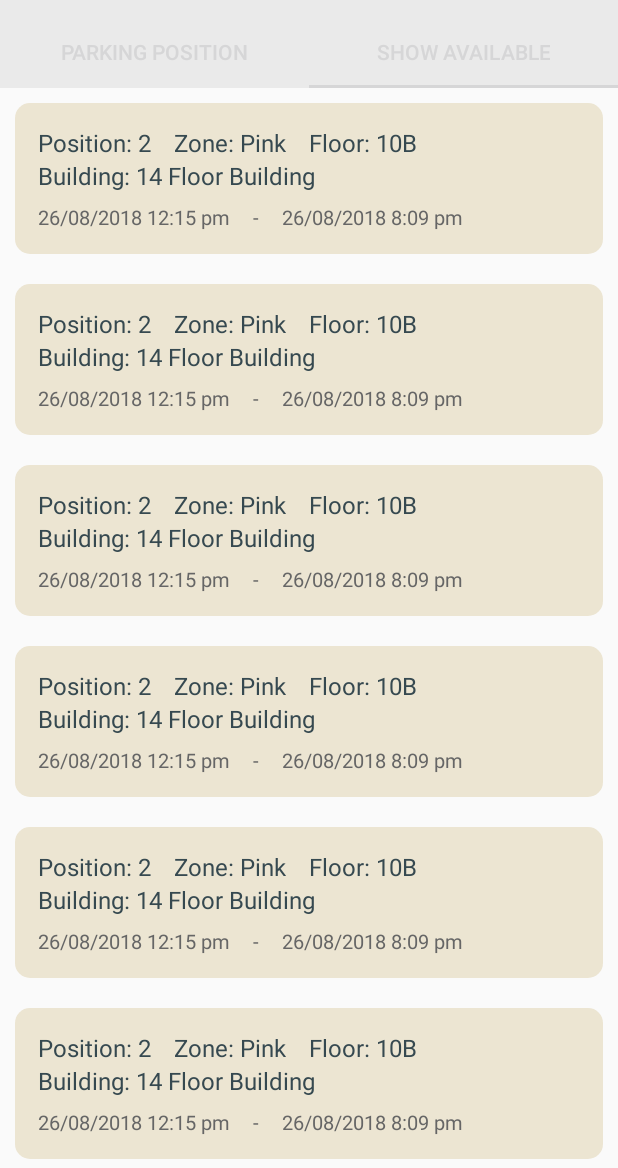
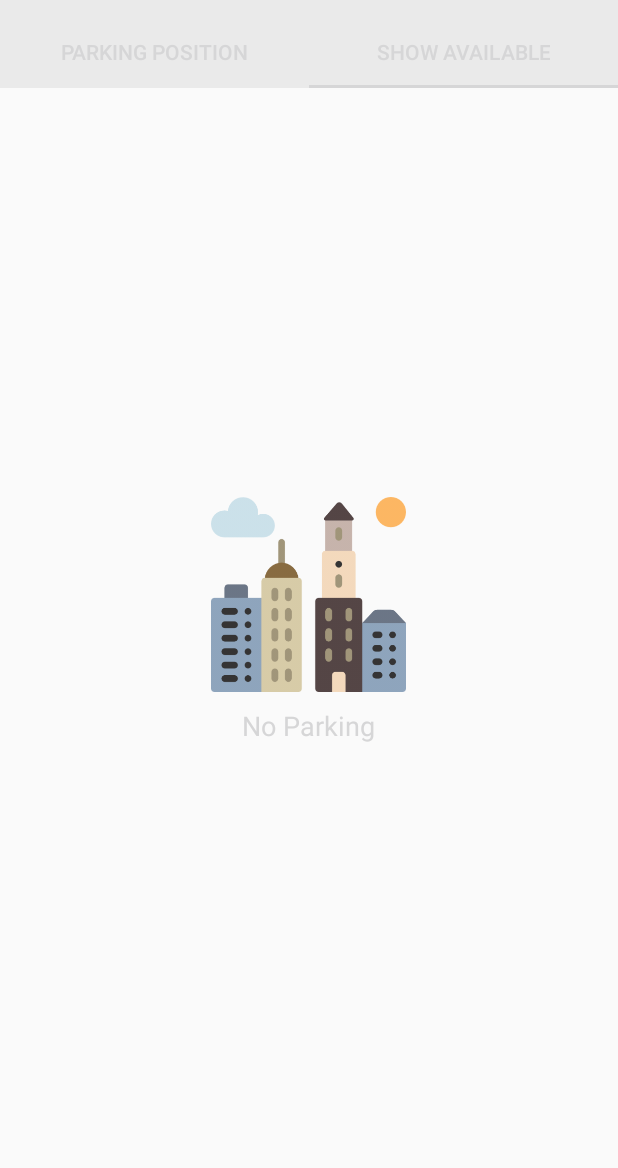
Before and after one commit to harajuku789/Parka, an Android app: the HomeFragment screen opened directly, with no data from a screen before it, tab 2 chosen, on a phone screen of 412 x 824 dp, the part 68-1236 px from its top. Run offline under Robolectric (Android 15) with nearby library versions, the phone set to English and light mode, and no system bars; libraries missing offline, so code that uses them is left out: libs.mjn.prettydialog.

Commit message:
created fragment.xml for design but not create that fragment.java - add design home and status are no parking - add design home and status are parked

```diff
--- /dev/null
+++ b/app/src/main/res/drawable/bg_radius_title.xml
@@ -0,0 +1,5 @@
+<?xml version="1.0" encoding="utf-8"?>
+<shape xmlns:android="http://schemas.android.com/apk/res/android" android:shape="rectangle">
+    <solid android:color="@color/colorAccent"/>
+    <corners android:radius="50dp"/>
+</shape>
--- a/app/src/main/res/layout/show_status_fragment.xml
+++ b/app/src/main/res/layout/show_status_fragment.xml
@@ -3,22 +3,25 @@
     android:layout_width="match_parent"
     android:layout_height="match_parent"
     android:fillViewport="true">
+
     <LinearLayout
-        xmlns:android="http://schemas.android.com/apk/res/android"
         android:layout_width="match_parent"
         android:layout_height="match_parent"
+        android:gravity="center"
         android:orientation="vertical">
-        <include layout="@layout/message_even" />
-        <include layout="@layout/message_even" />
-        <include layout="@layout/message_even" />
-        <include layout="@layout/message_even" />
-        <include layout="@layout/message_even" />
-        <include layout="@layout/message_even" />
-        <include layout="@layout/message_even" />
-        <include layout="@layout/message_even" />
-        <include layout="@layout/message_even" />
-        <include layout="@layout/message_even" />
-        <include layout="@layout/message_even" />
-        <include layout="@layout/message_even" />
+
+        <ImageView
+            android:layout_width="@dimen/img_size_noparking"
+            android:layout_height="@dimen/img_size_noparking"
+            android:src="@drawable/cityscape" />
+
+        <TextView
+            style="@style/header_font_size_title3"
+            android:layout_width="wrap_content"
+            android:layout_height="wrap_content"
+            android:padding="@dimen/padd_field"
+            android:text="No Parking" />
+
     </LinearLayout>
+
 </ScrollView>
--- a/app/src/main/res/values/dimens.xml
+++ b/app/src/main/res/values/dimens.xml
@@ -19,5 +19,9 @@
     <dimen name="height_nav_head">150dp</dimen>
     <dimen name="padd_field">10dp</dimen>
     <dimen name="margin_buttom_field">10dp</dimen>
+    <dimen name="padd_header">20dp</dimen>
+    <dimen name="img_size_noparking">130dp</dimen>
+    <dimen name="first_layout_margintop">20dp</dimen>
+    <dimen name="width_title_status">340dp</dimen>
 
 </resources>
--- a/app/src/main/res/values/strings.xml
+++ b/app/src/main/res/values/strings.xml
@@ -30,4 +30,6 @@
     <string name="btn_text_register">Register</string>
     <string name="btn_text_login">Login</string>
     <string name="text_re_password">Re-Password</string>
+    <string name="parked_header">Parked History</string>
+    <string name="location">KMUTT</string>
 </resources>
--- a/app/src/main/res/values/styles.xml
+++ b/app/src/main/res/values/styles.xml
@@ -22,6 +22,11 @@
         <item name="android:textSize">18sp</item>
     </style>
 
+    <style name="header_font_size_title3" parent="header_font_size">
+        <item name="android:textSize">18sp</item>
+        <item name="android:textColor">@color/pdlg_color_gray</item>
+    </style>
+
     <style name="header_font_size_title2" parent="header_font_size">
         <item name="android:textSize">16sp</item>
     </style>
@@ -32,4 +37,16 @@
         <item name="android:textColor">#666666</item>
     </style>
 
+    <style name="title_bar_status">
+        <item name="android:textColor">@color/pdlg_color_white</item>
+        <item name="android:textSize">18sp</item>
+        <item name="android:textStyle">bold</item>
+    </style>
+
+    <style name="bar_status">
+        <item name="android:textColor">@color/pdlg_color_white</item>
+        <item name="android:textSize">18sp</item>
+        <item name="android:textStyle">bold</item>
+    </style>
+
 </resources>
```
Also changed, not shown: app/src/main/res/layout/home_fragment.xml (+17 -14 lines), app/src/main/res/layout/paked_fragment.xml (added, +53 -0 lines), app/src/main/res/layout/show_status2_fragment.xml (added, +119 -0 lines), app/src/main/res/layout/zone_status.xml (added, +37 -0 lines), app/src/main/res/drawable-xhdpi/car.png (added), app/src/main/res/drawable-xhdpi/cityscape.png (added).
